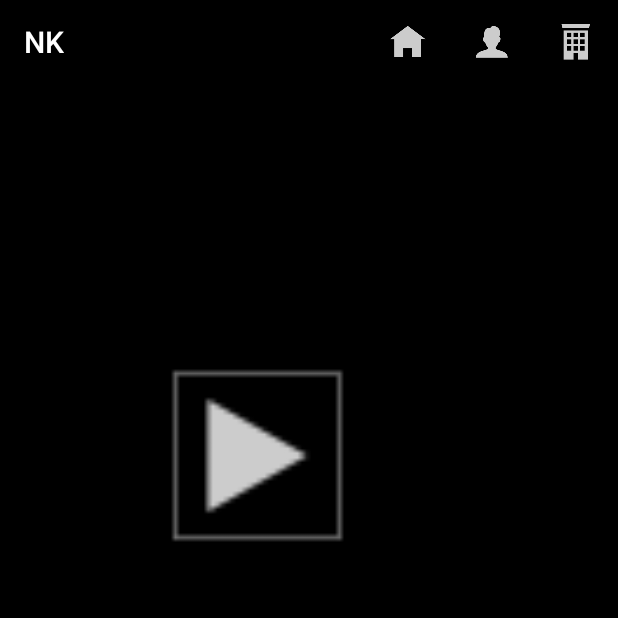
After one commit to linuslagerhjelm/nk-ergonomics, an Android app: the StartActivity screen opened directly, with no data from a screen before it, on a phone screen of 412 x 824 dp, the top half of it. The commit adds this screen. Run offline under Robolectric (Android 15) with nearby library versions, the phone set to English and light mode, and no system bars.

Commit message:
added some new activities

```diff
--- a/AndroidApplication/app/src/main/AndroidManifest.xml
+++ b/AndroidApplication/app/src/main/AndroidManifest.xml
@@ -19,7 +19,10 @@
                 <category android:name="android.intent.category.LAUNCHER" />
             </intent-filter>
         </activity>
-        <activity android:name=".Layout.UserActivity"></activity>
+        <activity android:name=".Layout.UserActivity">
+            <category android:name="android.intent.category.LAUNCHER" />
+        </activity>
+        <activity android:name=".Layout.StartActivity"></activity>
     </application>
 
 </manifest>
--- /dev/null
+++ b/AndroidApplication/app/src/main/java/com/example/jenny/androidapplication/Layout/StartActivity.java
@@ -0,0 +1,46 @@
+package com.example.jenny.androidapplication.Layout;
+
+import android.support.v7.app.AppCompatActivity;
+import android.os.Bundle;
+import android.view.Menu;
+import android.view.MenuInflater;
+import android.view.MenuItem;
+
+import com.example.jenny.androidapplication.R;
+
+public class StartActivity extends AppCompatActivity {
+    Helpers helper = new Helpers();
+    @Override
+    protected void onCreate(Bundle savedInstanceState) {
+        super.onCreate(savedInstanceState);
+        setContentView(R.layout.activity_start);
+    }
+    public boolean onCreateOptionsMenu(Menu menu) {
+        MenuInflater inflater = getMenuInflater();
+        inflater.inflate(R.menu.menu, menu);
+        return true;
+    }
+
+    @Override
+    public boolean onOptionsItemSelected(MenuItem item) {
+        switch (item.getItemId()) {
+            case R.id.home:
+                // User chose the "Settings" item, show the app settings UI...
+                return true;
+
+            case R.id.user:
+                // redirect to UserActivity
+                helper.changeActivity(this,UserActivity.class);
+                return true;
+            case R.id.office:
+                // User chose the "Favorite" action, mark the current item
+                // as a favorite...
+                return true;
+            default:
+                // If we got here, the user's action was not recognized.
+                // Invoke the superclass to handle it.
+                return super.onOptionsItemSelected(item);
+
+        }
+    }
+}
--- a/AndroidApplication/app/src/main/java/com/example/jenny/androidapplication/Layout/UserActivity.java
+++ b/AndroidApplication/app/src/main/java/com/example/jenny/androidapplication/Layout/UserActivity.java
@@ -2,11 +2,13 @@ package com.example.jenny.androidapplication.Layout;
 
 import android.support.v7.app.AppCompatActivity;
 import android.os.Bundle;
+import android.view.Menu;
+import android.view.MenuInflater;
+import android.view.MenuItem;
 
 import com.example.jenny.androidapplication.R;
 
 public class UserActivity extends AppCompatActivity {
-
     @Override
     protected void onCreate(Bundle savedInstanceState) {
         super.onCreate(savedInstanceState);
--- a/AndroidApplication/app/src/main/res/layout/activity_main.xml
+++ b/AndroidApplication/app/src/main/res/layout/activity_main.xml
@@ -48,7 +48,8 @@
                 android:layout_marginRight="10px"
                 android:layout_marginLeft="19px"
                 tools:layout_editor_absoluteY="241dp"
-        tools:layout_editor_absoluteX="128dp">
+                tools:layout_editor_absoluteX="128dp"
+                android:inputType="number">
 
                 <requestFocus />
 
--- /dev/null
+++ b/AndroidApplication/app/src/main/res/layout/activity_start.xml
@@ -0,0 +1,25 @@
+<?xml version="1.0" encoding="utf-8"?>
+<android.support.constraint.ConstraintLayout xmlns:android="http://schemas.android.com/apk/res/android"
+    xmlns:app="http://schemas.android.com/apk/res-auto"
+    xmlns:tools="http://schemas.android.com/tools"
+    android:layout_width="match_parent"
+    android:layout_height="match_parent"
+    tools:context="com.example.jenny.androidapplication.Layout.StartActivity"
+    android:background="#000000">
+
+    <LinearLayout
+        android:id="@+id/LinearLayout01"
+        android:layout_width="344dp"
+        android:layout_height="495dp"
+        android:gravity="center"
+        android:orientation="vertical"
+        tools:layout_editor_absoluteY="8dp"
+        tools:layout_editor_absoluteX="8dp">
+        <ImageButton
+            android:id="@+id/btnPlay"
+            android:layout_width="150dp"
+            android:layout_height="150dp"
+            android:background="@drawable/play" />
+    </LinearLayout>
+
+</android.support.constraint.ConstraintLayout>
```
Also changed, not shown: AndroidApplication/app/src/main/java/com/example/jenny/androidapplication/MainActivity.java (+20 -59 lines), AndroidApplication/app/src/main/java/com/example/jenny/androidapplication/Model/ServerConnection.java (+11 -0 lines), AndroidApplication/app/src/main/res/layout/activity_user.xml (+0 -10 lines), AndroidApplication/app/src/main/play-web.png (added), AndroidApplication/app/src/main/res/drawable-hdpi/play.png (added), AndroidApplication/app/src/main/res/drawable-mdpi/play.png (added), AndroidApplication/app/src/main/res/drawable-xhdpi/play.png (added), AndroidApplication/app/src/main/res/drawable-xxhdpi/play.png (added). Lines whose indentation alone changed are shown as unchanged.
